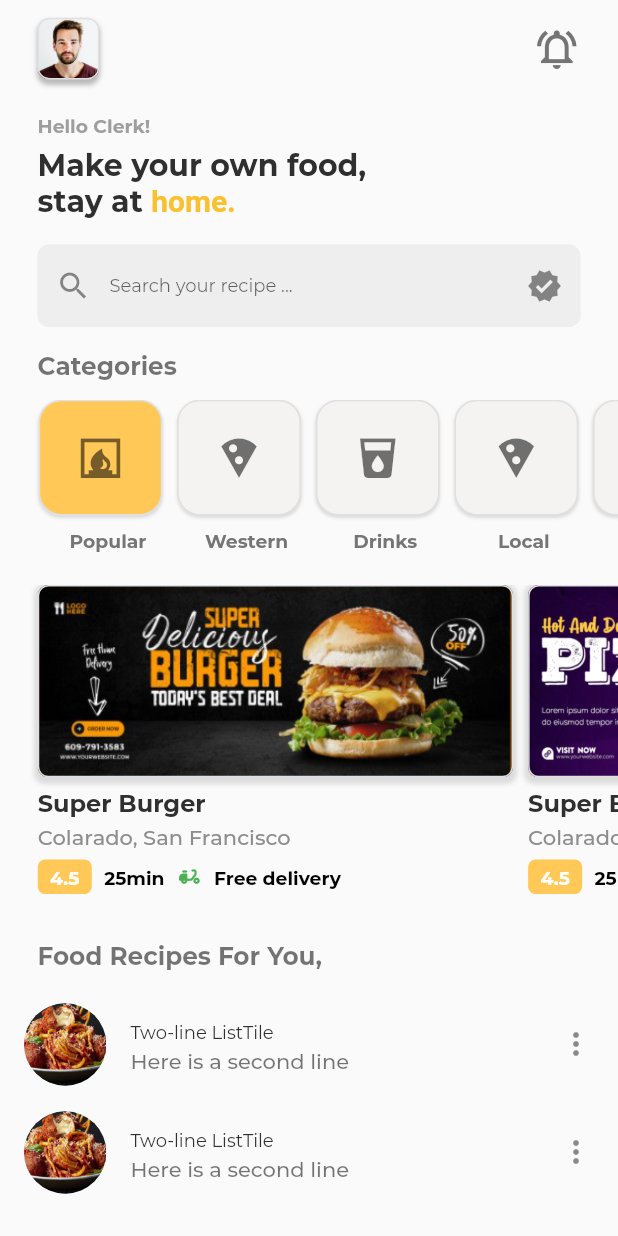
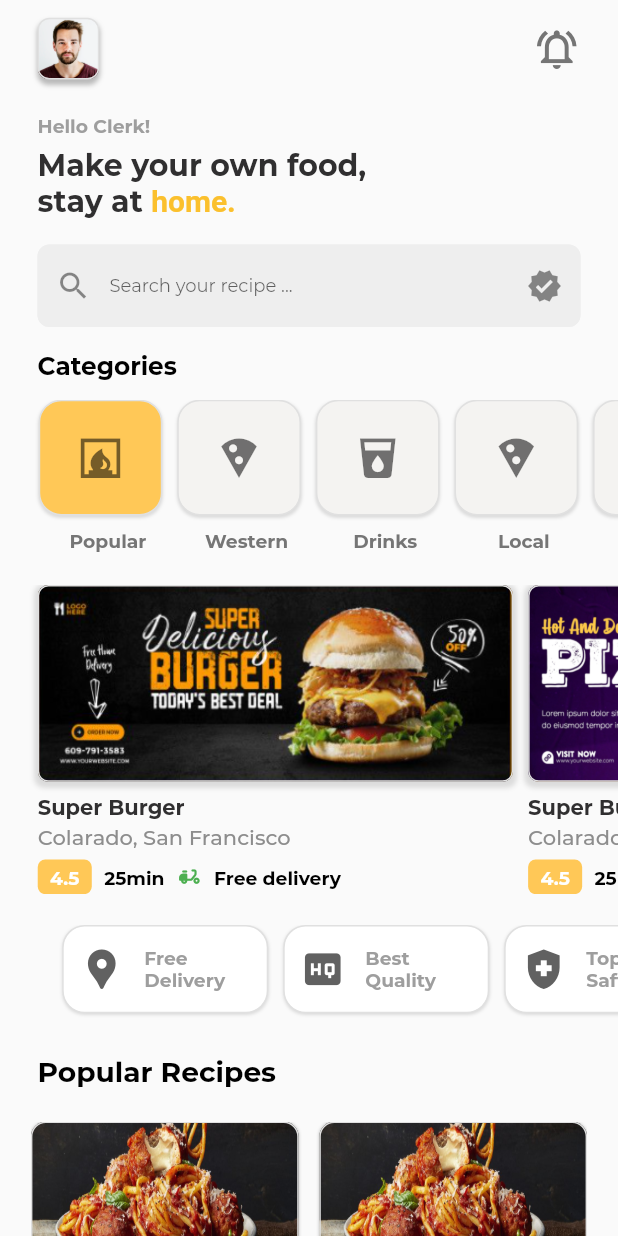
Before and after one commit to A00079/Shopping-App-Flutter, a Flutter app: the screen it shows after launch, on a phone screen of 412 x 824 dp. Run offline on Flutter 3.47's test engine with Material 2 defaults, Android fonts, the phone set to English and light mode, and no system bars; our stand-ins replace get.

Commit message:
fixes for popular recipes added

```diff
--- /dev/null
+++ b/lib/models/info_chips.dart
@@ -0,0 +1,40 @@
+import 'package:flutter/material.dart';
+
+class InfoChip {
+  final dynamic iconname;
+  final dynamic textdiscription;
+  final dynamic iconcolor;
+
+  InfoChip(this.iconname, this.textdiscription, this.iconcolor);
+}
+
+List<InfoChip> infoChips = infoChipsData
+    .map((item) => InfoChip(
+          item['iconname'],
+          item['textdiscription'],
+          item['iconcolor'],
+        ))
+    .toList();
+
+var infoChipsData = [
+  {
+    'iconname': Icons.location_pin,
+    'iconcolor': 0xFF000000,
+    'textdiscription': 'Free Delivery'
+  },
+  {
+    'iconname': Icons.high_quality,
+    'iconcolor': 0xFF000000,
+    'textdiscription': 'Best Quality'
+  },
+  {
+    'iconname': Icons.health_and_safety,
+    'iconcolor': 0xFF000000,
+    'textdiscription': 'Top Food Safty'
+  },
+  {
+    'iconname': Icons.gpp_good,
+    'iconcolor': 0xFF000000,
+    'textdiscription': 'Special Offers'
+  }
+];
--- a/lib/utils/widget_functions.dart
+++ b/lib/utils/widget_functions.dart
@@ -8,6 +8,11 @@ Widget addHorizontalSpace(double width) {
   return SizedBox(width: width);
 }
 
-TextStyle customText(Color color, FontWeight fontweight, double fontsize) {
-  return TextStyle(color: color, fontWeight: fontweight, fontSize: fontsize);
+TextStyle customText(Color color, FontWeight fontweight, double fontsize,
+    [double? lineheight]) {
+  return TextStyle(
+      color: color,
+      fontWeight: fontweight,
+      fontSize: fontsize,
+      height: lineheight);
 }
--- a/lib/views/HomePage/Widgets/home_banners.dart
+++ b/lib/views/HomePage/Widgets/home_banners.dart
@@ -56,7 +56,7 @@ class HomeBanners extends StatelessWidget {
               Column(
                 crossAxisAlignment: CrossAxisAlignment.start,
                 children: [
-                  Text('Super Burger', style: themeData.textTheme.headline4),
+                  Text('Super Burger', style: themeData.textTheme.headline5),
                   Text('Colarado, San Francisco',
                       style: themeData.textTheme.bodyText2),
                   addVerticalSpace(size.height / 150),
--- /dev/null
+++ b/lib/views/HomePage/Widgets/home_infochips.dart
@@ -0,0 +1,69 @@
+import 'package:flutter/material.dart';
+import 'package:shopingapp/models/info_chips.dart';
+import 'package:shopingapp/utils/widget_functions.dart';
+
+class InfoChip extends StatelessWidget {
+  const InfoChip({Key? key}) : super(key: key);
+
+  @override
+  Widget build(BuildContext context) {
+    final Size size = MediaQuery.of(context).size;
+    final ThemeData themeData = Theme.of(context);
+    double padding = 25;
+    final sidePadding = EdgeInsets.symmetric(horizontal: padding);
+    return ListView.builder(
+      scrollDirection: Axis.horizontal,
+      padding: EdgeInsets.only(left: 25, right: 6),
+      itemCount: infoChips.length,
+      itemBuilder: (context, index) {
+        return Column(
+          crossAxisAlignment: CrossAxisAlignment.center,
+          children: [
+            Container(
+              margin: EdgeInsets.only(right: 10),
+              height: size.height / 14,
+              width: size.width / 3,
+              decoration: BoxDecoration(
+                border: Border.all(color: Colors.grey.shade300, width: 1),
+                borderRadius: BorderRadius.circular(15),
+                boxShadow: [
+                  BoxShadow(
+                    color: Colors.black12,
+                    blurRadius: 1.0,
+                    spreadRadius: 0.1,
+                    offset: Offset(0, 1.0),
+                  ),
+                ],
+                color: Color(0xFFFFFFFF),
+              ),
+              child: Row(
+                crossAxisAlignment: CrossAxisAlignment.center,
+                mainAxisAlignment: MainAxisAlignment.start,
+                children: [
+                  Expanded(
+                    flex: 3,
+                    child: Icon(
+                      infoChips[index].iconname,
+                      color: Colors.grey[700],
+                      size: size.width / 13,
+                    ),
+                  ),
+                  Expanded(
+                    flex: 5,
+                    child: Container(
+                      padding: EdgeInsets.all(3.0),
+                      child: Text(infoChips[index].textdiscription,
+                          textAlign: TextAlign.start,
+                          style: customText(Colors.grey.shade500,
+                              FontWeight.w700, size.width / 33, 1.2)),
+                    ),
+                  ),
+                ],
+              ),
+            ),
+          ],
+        );
+      },
+    );
+  }
+}
--- /dev/null
+++ b/lib/views/HomePage/Widgets/home_recipecard.dart
@@ -0,0 +1,118 @@
+import 'package:flutter/material.dart';
+import 'package:shopingapp/utils/custom_functions.dart';
+import 'package:shopingapp/utils/widget_functions.dart';
+
+class RecipeCard extends StatelessWidget {
+  const RecipeCard({Key? key}) : super(key: key);
+
+  @override
+  Widget build(BuildContext context) {
+    final Size size = MediaQuery.of(context).size;
+    final ThemeData themeData = Theme.of(context);
+    double padding = 25;
+    final sidePadding = EdgeInsets.symmetric(horizontal: padding);
+    return Container(
+      height: size.height / 2,
+      padding: EdgeInsets.symmetric(
+          horizontal: size.width / 20, vertical: size.width / 20),
+      child: GridView.count(
+        // Create a grid with 2 columns. If you change the scrollDirection to
+        // horizontal, this produces 2 rows.
+        crossAxisCount: 2,
+        crossAxisSpacing: size.width / 30,
+        mainAxisSpacing: size.width / 25,
+        // Generate 100 widgets that display their index in the List.
+        children: List.generate(10, (index) {
+          return Center(
+            child: Column(
+              crossAxisAlignment: CrossAxisAlignment.start,
+              children: [
+                Expanded(
+                  child: Stack(children: [
+                    Container(
+                      height: size.height / 1,
+                      width: size.width / 1,
+                      decoration: BoxDecoration(
+                        image: DecorationImage(
+                          image: AssetImage(
+                            CommonFun.getImgRelativePath('food1.jpg'),
+                          ),
+                          fit: BoxFit.fill,
+                        ),
+                        border:
+                            Border.all(color: Colors.grey.shade300, width: 1),
+                        borderRadius: BorderRadius.circular(10),
+                        boxShadow: [
+                          BoxShadow(
+                            color: Colors.black12,
+                            blurRadius: 0.5,
+                            spreadRadius: 0.5,
+                            offset: Offset(0, 0.5),
+                          ),
+                        ],
+                        color: Colors.grey.shade200,
+                      ),
+                    ),
+                    Positioned(
+                      bottom: 7,
+                      right: 7,
+                      child: Container(
+                        width: size.width / 8,
+                        height: size.height / 42,
+                        decoration: BoxDecoration(
+                          color: Colors.yellow[500],
+                          borderRadius: BorderRadius.circular(5),
+                        ),
+                        child: Center(
+                          child: RichText(
+                            text: TextSpan(
+                              children: [
+                                WidgetSpan(
+                                  child: Icon(Icons.star, size: 14),
+                                ),
+                                TextSpan(
+                                    text: " 4.5",
+                                    style: customText(Colors.black87,
+                                        FontWeight.bold, size.width / 33)),
+                              ],
+                            ),
+                          ),
+                        ),
+                      ),
+                    ), //C
+                  ]),
+                ),
+                addVerticalSpace(size.height / 150),
+                Column(
+                  crossAxisAlignment: CrossAxisAlignment.start,
+                  children: [
+                    Text('Super Burger',
+                        textAlign: TextAlign.start,
+                        style: themeData.textTheme.headline5),
+                    Text('Francisco',
+                        textAlign: TextAlign.start,
+                        style: customText(
+                            Colors.black38, FontWeight.bold, size.width / 30)),
+                    Row(
+                      mainAxisAlignment: MainAxisAlignment.spaceBetween,
+                      children: [
+                        Text('Rs 200.00',
+                            textAlign: TextAlign.start,
+                            style: themeData.textTheme.headline6),
+                        Icon(
+                          Icons.verified,
+                          color: Colors.grey,
+                          size: size.width / 22,
+                        ),
+                      ],
+                    ),
+                  ],
+                ),
+              ],
+            ),
+          );
+        }),
+      ),
+    );
+  }
+}
--- a/lib/views/HomePage/home_page.dart
+++ b/lib/views/HomePage/home_page.dart
@@ -1,9 +1,9 @@
 import 'package:flutter/material.dart';
-import 'package:shopingapp/models/card_banners.dart';
 import 'package:shopingapp/models/card_categories.dart';
 import 'package:shopingapp/utils/custom_functions.dart';
 import 'package:shopingapp/utils/widget_functions.dart';
-
+import 'package:shopingapp/views/HomePage/Widgets/home_infochips.dart';
+import 'package:shopingapp/views/HomePage/Widgets/home_recipecard.dart';
 import 'Widgets/home_banners.dart';
 
 class HomePage extends StatelessWidget {
@@ -111,7 +111,7 @@ class HomePage extends StatelessWidget {
                 padding: sidePadding,
                 child: Text('Categories',
                     style: customText(
-                        Colors.black54, FontWeight.bold, size.width / 25)),
+                        Colors.black, FontWeight.bold, size.width / 25)),
               ),
               addVerticalSpace(size.height / 70),
               Container(
@@ -165,44 +165,19 @@ class HomePage extends StatelessWidget {
               ),
               addVerticalSpace(size.height / 40),
               HomeBanners(),
-              addVerticalSpace(size.height / 30),
+              addVerticalSpace(size.height / 40),
               Container(
+                padding: EdgeInsets.only(left: size.width / padding),
+                height: size.height / 10,
+                child: InfoChip(),
+              ),
+              Padding(
                 padding: sidePadding,
-                child: Text('Food Recipes For You,',
+                child: Text('Popular Recipes',
                     style: customText(
-                        Colors.black54, FontWeight.bold, size.width / 25)),
+                        Colors.black, FontWeight.bold, size.width / 22)),
               ),
-              addVerticalSpace(size.height / 70),
-              Container(
-                child: Column(
-                  children: [
-                    ListTile(
-                      leading: CircleAvatar(
-                        radius: size.width / 15,
-                        backgroundImage: AssetImage(
-                          CommonFun.getImgRelativePath('food1.jpg'),
-                        ),
-                        child: GestureDetector(onTap: () {}),
-                      ),
-                      title: Text('Two-line ListTile'),
-                      subtitle: Text('Here is a second line'),
-                      trailing: Icon(Icons.more_vert),
-                    ),
-                    ListTile(
-                      leading: CircleAvatar(
-                        radius: size.width / 15,
-                        backgroundImage: AssetImage(
-                          CommonFun.getImgRelativePath('food1.jpg'),
-                        ),
-                        child: GestureDetector(onTap: () {}),
-                      ),
-                      title: Text('Two-line ListTile'),
-                      subtitle: Text('Here is a second line'),
-                      trailing: Icon(Icons.more_vert),
-                    ),
-                  ],
-                ),
-              ),
+              RecipeCard(),
             ],
           ),
         ),
```
Also changed, not shown: assets/images/start.png (deleted).
